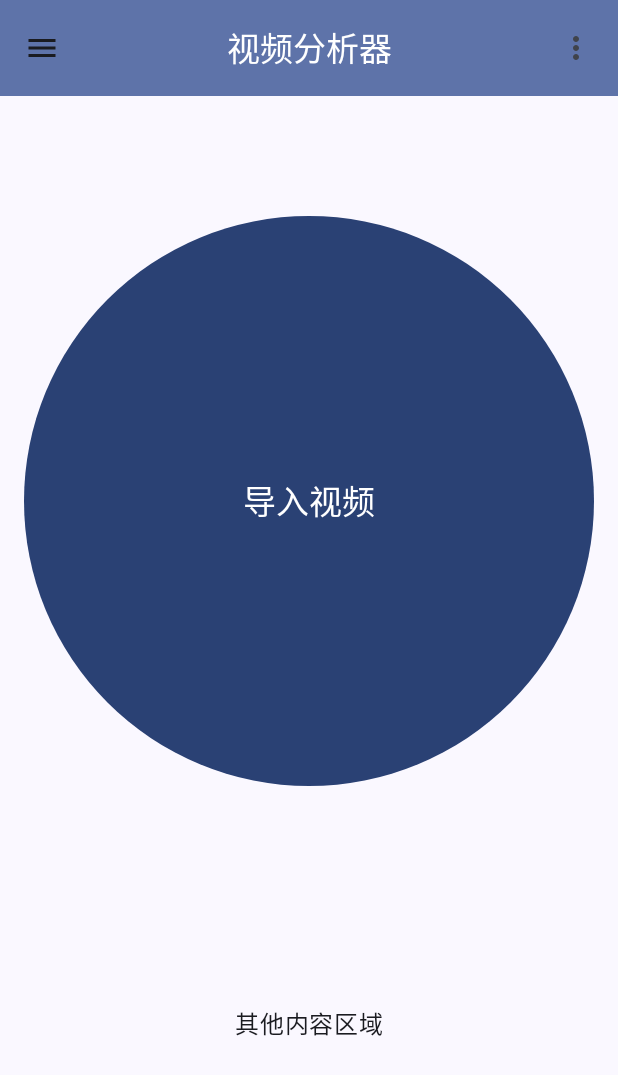
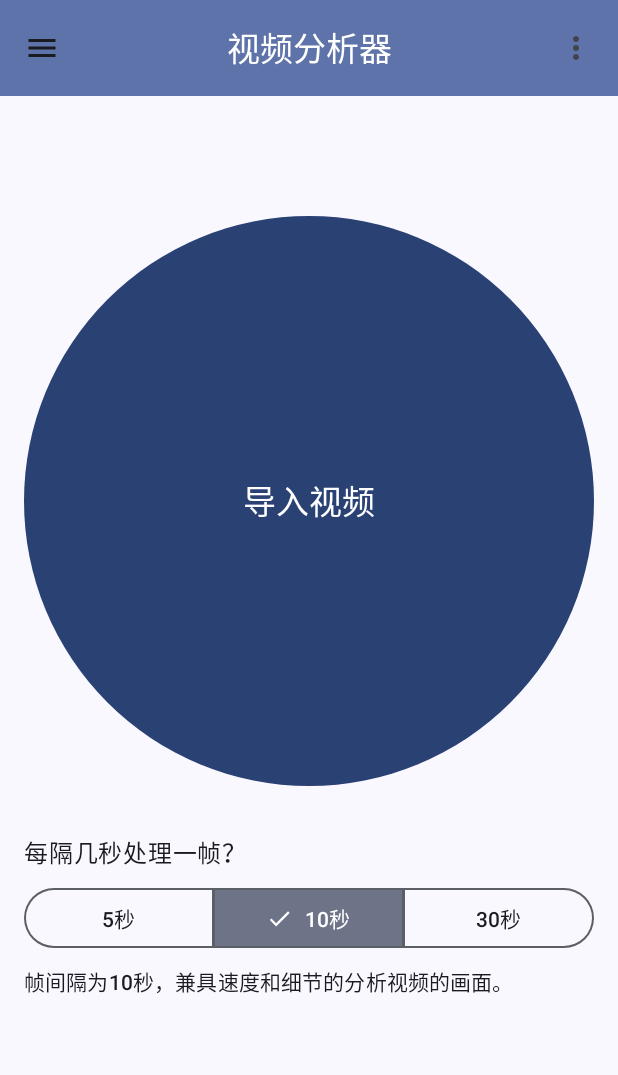
Before and after one commit to MyMioMioMio/VideoAnalyzer, an Android app built with Jetpack Compose: the screen it shows after launch (MainActivity), on a phone screen of 412 x 824 dp. Shown: the top 1075 px of the screen. Run offline under Robolectric (Android 15) with nearby library versions, the phone set to English and light mode, and no system bars; 1 statement that could not run was skipped.

Commit message:
feat(ui): 增加帧间隔选择功能

```diff
--- a/app/src/main/java/com/example/videoanalyzer/ui/VideoAnalyzerApp.kt
+++ b/app/src/main/java/com/example/videoanalyzer/ui/VideoAnalyzerApp.kt
@@ -16,6 +16,9 @@ import androidx.compose.material3.*
 import androidx.compose.runtime.Composable
 import androidx.compose.runtime.collectAsState
 import androidx.compose.runtime.getValue
+import androidx.compose.runtime.mutableIntStateOf
+import androidx.compose.runtime.remember
+import androidx.compose.runtime.setValue
 import androidx.compose.ui.Alignment
 import androidx.compose.ui.Modifier
 import androidx.compose.ui.input.nestedscroll.nestedScroll
@@ -107,7 +110,11 @@ fun VideoAnalyzerApp(
                     VideoAnalyzerMainScreen(
                         contentPadding = contentPadding,
                         videoUri = analyzerUiState.videoUri,
-                        onImportVideoClick = onImportVideoClick
+                        onImportVideoClick = onImportVideoClick,
+                        changeFrameInterval = { frameInterval ->
+                            analyzerViewModel.updateFrameInterval(frameInterval)
+                        },
+                        frameInterval = analyzerUiState.frameInterval
                     )
                 } else if (analyzerUiState.appStatus == AppStatus.ANALYZING) {
                     // 分析视频中，显示圆形进度条，和提示字幕
@@ -137,7 +144,9 @@ fun VideoAnalyzerApp(
 fun VideoAnalyzerMainScreen(
     contentPadding: PaddingValues,
     videoUri: Uri,
-    onImportVideoClick: () -> Unit
+    onImportVideoClick: () -> Unit,
+    changeFrameInterval: (Long) -> Unit,
+    frameInterval: Long
 ) {
     Column(
         modifier = Modifier
@@ -159,13 +168,31 @@ fun VideoAnalyzerMainScreen(
         }
 
         // 其他内容
-        Box(
+        Column(
             modifier = Modifier
-                .fillMaxSize()
+                .fillMaxWidth()
                 .padding(16.dp),
-            contentAlignment = Alignment.Center
         ) {
-            Text(text = "其他内容区域")
+            Text(
+                text = "每隔几秒处理一帧？",
+                textAlign = TextAlign.Left,
+            )
+
+            Spacer(modifier = Modifier.height(8.dp))
+
+            SelectFrameIntervalButton(
+                modifier = Modifier.fillMaxWidth(),
+                frameInterval = frameInterval,
+                changeFrameInterval = changeFrameInterval
+            )
+
+            Spacer(modifier = Modifier.height(8.dp))
+
+            // 提示该选项的后果
+            TipText(
+                frameInterval = frameInterval,
+                textAlign = TextAlign.Left
+            )
         }
     }
 }
@@ -241,6 +268,7 @@ fun VideoAnalyzerProgress(
     }
 }
 
+// 结果项展示
 @Composable
 fun ResultCard(
     text: String,
@@ -278,6 +306,53 @@ fun ResultCard(
     }
 }
 
+// 选择帧间隔按钮
+@OptIn(ExperimentalMaterial3Api::class)
+@Composable
+fun SelectFrameIntervalButton(
+    modifier: Modifier,
+    frameInterval: Long,
+    changeFrameInterval: (frameInterval:  Long) -> Unit
+) {
+    val options = listOf("5", "10", "30")
+
+    SingleChoiceSegmentedButtonRow (
+        modifier = modifier
+    ) {
+        options.forEachIndexed { index, label ->
+            SegmentedButton(
+                shape = SegmentedButtonDefaults.itemShape(
+                    index = index,
+                    count = options.size
+                ),
+                onClick = { changeFrameInterval(label.toLong() * 1000L) },
+                selected = label.toLong() * 1000L == frameInterval,
+                label = { Text(
+                    text = stringResource(R.string.text_frameInterval, label)
+                ) }
+            )
+        }
+    }
+}
+
+// 帧间隔的提示
+@Composable
+fun TipText(
+    frameInterval: Long,
+    textAlign: TextAlign
+) {
+    val text: String = when (frameInterval) {
+        5000L -> stringResource(R.string.text_frameInterval_tip_low, frameInterval / 1000)
+        10000L -> stringResource(R.string.text_frameInterval_tip_middle, frameInterval / 1000)
+        30000L -> stringResource(R.string.text_frameInterval_tip_quick, frameInterval / 1000)
+        else -> "没有选择帧间隔！"
+    }
+    Text(
+        text = text,
+        textAlign = textAlign,
+        style = MaterialTheme.typography.titleSmall
+    )
+}
 
 @Preview
 @Composable
--- a/app/src/main/java/com/example/videoanalyzer/ui/viewModel/AnalyzerViewModel.kt
+++ b/app/src/main/java/com/example/videoanalyzer/ui/viewModel/AnalyzerViewModel.kt
@@ -76,6 +76,17 @@ class AnalyzerViewModel:  ViewModel() {
         _uiState.update { currentUpdate ->
             currentUpdate.copy(
                 frameTotal = frameTotal
+            )
+        }
+    }
+
+    // 修改帧间隔
+    fun updateFrameInterval(
+        frameInterval: Long
+    ) {
+        _uiState.update { currentUpdate ->
+            currentUpdate.copy(
+                frameInterval = frameInterval
             )
         }
     }
--- a/app/src/main/res/values/strings.xml
+++ b/app/src/main/res/values/strings.xml
@@ -7,4 +7,8 @@
     <string name="loading_text">%1$s，正在分析视频，请稍候…</string>
     <string name="text_play">文本播放</string>
     <string name="result_item_format">%d秒至%d秒：%s</string>
+    <string name="text_frameInterval">%s秒</string>
+    <string name="text_frameInterval_tip_low">帧间隔为%d秒，适合较详细的分析视频的画面。</string>
+    <string name="text_frameInterval_tip_middle">帧间隔为%d秒，兼具速度和细节的分析视频的画面。</string>
+    <string name="text_frameInterval_tip_quick">帧间隔为%d秒，适合快速分析视频的画面，但细节描述较差。</string>
 </resources>
```
